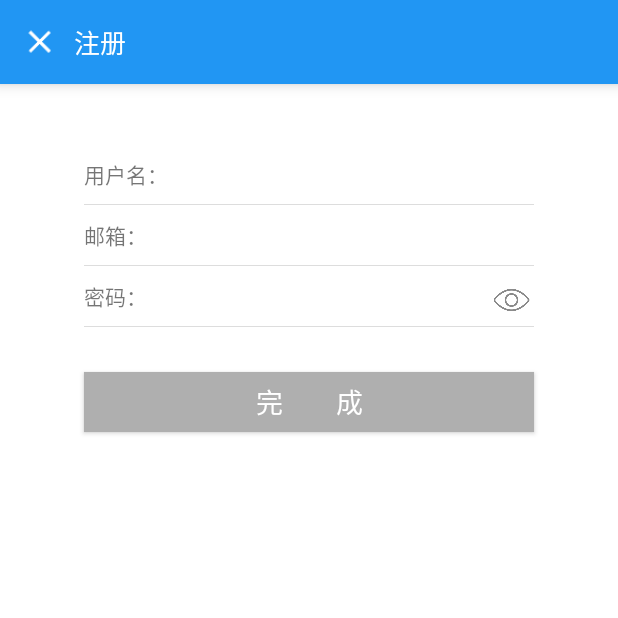
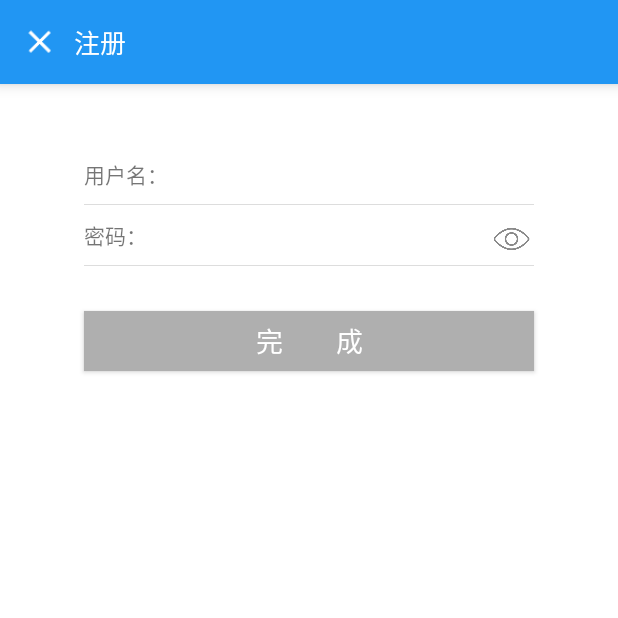
Before and after one commit to CecilJxSu/Online-Course-Android, an Android app: the RegisterActivity screen opened directly, with no data from a screen before it, on a phone screen of 412 x 824 dp, the top half of it. Run offline under Robolectric (Android 15) with nearby library versions, the phone set to English and light mode, and no system bars; our stand-ins replace ButterKnife, Dagger/Hilt's generated code; libraries missing offline, so code that uses them is left out: rx.android.schedulers, rx.schedulers, rx.subscriptions.

Commit message:
Add register user.

```diff
--- a/data/src/main/java/cn/canlnac/onlinecourse/data/net/RestApi.java
+++ b/data/src/main/java/cn/canlnac/onlinecourse/data/net/RestApi.java
@@ -15,5 +15,5 @@ public interface RestApi {
     /** 用户 */
     String API_USER = API_BASE_URL + "user";
 
-    Observable<RegisterEntity> register(String username, String password, String email);
+    Observable<RegisterEntity> register(String username, String password);
 }
--- a/data/src/main/java/cn/canlnac/onlinecourse/data/repository/RegisterDataRepository.java
+++ b/data/src/main/java/cn/canlnac/onlinecourse/data/repository/RegisterDataRepository.java
@@ -3,14 +3,12 @@ package cn.canlnac.onlinecourse.data.repository;
 import javax.inject.Inject;
 import javax.inject.Singleton;
 
-import cn.canlnac.onlinecourse.data.entity.RegisterEntity;
 import cn.canlnac.onlinecourse.data.entity.mapper.RegisterEntityDataMapper;
 import cn.canlnac.onlinecourse.data.repository.datasource.RegisterDataStore;
 import cn.canlnac.onlinecourse.data.repository.datasource.RegisterDataStoreFactory;
 import cn.canlnac.onlinecourse.domain.Register;
 import cn.canlnac.onlinecourse.domain.repository.RegisterRepository;
 import rx.Observable;
-import rx.functions.Action1;
 
 /**
  * 用户数据接口，提供给domain调用.
@@ -30,8 +28,8 @@ public class RegisterDataRepository implements RegisterRepository {
     }
 
     @Override
-    public Observable<Register> register(String username, String password, String email) {
+    public Observable<Register> register(String username, String password) {
         final RegisterDataStore registerDataStore = this.registerDataStoreFactory.create();
-        return registerDataStore.register(username, password, email).map(registerEntityDataMapper::transform);
+        return registerDataStore.register(username, password).map(registerEntityDataMapper::transform);
     }
 }
--- a/data/src/main/java/cn/canlnac/onlinecourse/data/repository/datasource/CloudRegisterDataStore.java
+++ b/data/src/main/java/cn/canlnac/onlinecourse/data/repository/datasource/CloudRegisterDataStore.java
@@ -23,11 +23,10 @@ public class CloudRegisterDataStore implements RegisterDataStore {
      * 用户注册
      * @param username  用户名
      * @param password  密码
-     * @param email     邮箱
      * @return
      */
     @Override
-    public Observable<RegisterEntity> register(String username, String password, String email) {
-        return this.restApi.register(username, password, email);
+    public Observable<RegisterEntity> register(String username, String password) {
+        return this.restApi.register(username, password);
     }
 }
--- a/data/src/main/java/cn/canlnac/onlinecourse/data/repository/datasource/RegisterDataStore.java
+++ b/data/src/main/java/cn/canlnac/onlinecourse/data/repository/datasource/RegisterDataStore.java
@@ -12,8 +12,7 @@ public interface RegisterDataStore {
      * 用户注册
      * @param username  用户名
      * @param password  密码
-     * @param email     邮箱
      * @return
      */
-    Observable<RegisterEntity> register(String username, String password, String email);
+    Observable<RegisterEntity> register(String username, String password);
 }
--- a/domain/src/main/java/cn/canlnac/onlinecourse/domain/interactor/RegisterUseCase.java
+++ b/domain/src/main/java/cn/canlnac/onlinecourse/domain/interactor/RegisterUseCase.java
@@ -15,7 +15,6 @@ public class RegisterUseCase extends UseCase {
 
     private final String username;
     private final String password;
-    private final String email;
 
     private final RegisterRepository registerRepository;
 
@@ -23,7 +22,6 @@ public class RegisterUseCase extends UseCase {
     public RegisterUseCase(
             String username,
             String password,
-            String email,
             RegisterRepository registerRepository,
             ThreadExecutor threadExecutor,
             PostExecutionThread postExecutionThread
@@ -32,12 +30,11 @@ public class RegisterUseCase extends UseCase {
 
         this.username = username;
         this.password = password;
-        this.email = email;
         this.registerRepository = registerRepository;
     }
 
     @Override
     protected Observable buildUseCaseObservable() {
-        return this.registerRepository.register(username, password, email);
+        return this.registerRepository.register(username, password);
     }
 }
--- a/domain/src/main/java/cn/canlnac/onlinecourse/domain/repository/RegisterRepository.java
+++ b/domain/src/main/java/cn/canlnac/onlinecourse/domain/repository/RegisterRepository.java
@@ -11,8 +11,7 @@ public interface RegisterRepository {
      * 用户注册
      * @param username  用户名
      * @param password  密码
-     * @param email     邮箱
      * @return
      */
-    Observable<Register> register(String username, String password, String email);
+    Observable<Register> register(String username, String password);
 }
--- a/presentation/src/main/java/cn/canlnac/onlinecourse/presentation/internal/di/components/ApplicationComponent.java
+++ b/presentation/src/main/java/cn/canlnac/onlinecourse/presentation/internal/di/components/ApplicationComponent.java
@@ -6,6 +6,7 @@ import javax.inject.Singleton;
 
 import cn.canlnac.onlinecourse.domain.executor.PostExecutionThread;
 import cn.canlnac.onlinecourse.domain.executor.ThreadExecutor;
+import cn.canlnac.onlinecourse.domain.repository.RegisterRepository;
 import cn.canlnac.onlinecourse.presentation.internal.di.modules.ApplicationModule;
 import cn.canlnac.onlinecourse.presentation.ui.activity.BaseActivity;
 import dagger.Component;
@@ -21,4 +22,5 @@ public interface ApplicationComponent {
     Context context();
     ThreadExecutor threadExecutor();
     PostExecutionThread postExecutionThread();
+    RegisterRepository registerRepository();
 }
--- a/presentation/src/main/java/cn/canlnac/onlinecourse/presentation/internal/di/modules/ApplicationModule.java
+++ b/presentation/src/main/java/cn/canlnac/onlinecourse/presentation/internal/di/modules/ApplicationModule.java
@@ -5,8 +5,12 @@ import android.content.Context;
 import javax.inject.Singleton;
 
 import cn.canlnac.onlinecourse.data.executor.JobExecutor;
+import cn.canlnac.onlinecourse.data.repository.RegisterDataRepository;
 import cn.canlnac.onlinecourse.domain.executor.PostExecutionThread;
 import cn.canlnac.onlinecourse.domain.executor.ThreadExecutor;
+import cn.canlnac.onlinecourse.domain.interactor.RegisterUseCase;
+import cn.canlnac.onlinecourse.domain.interactor.UseCase;
+import cn.canlnac.onlinecourse.domain.repository.RegisterRepository;
 import cn.canlnac.onlinecourse.presentation.AndroidApplication;
 import cn.canlnac.onlinecourse.presentation.UIThread;
 import dagger.Module;
@@ -41,4 +45,10 @@ public class ApplicationModule {
     PostExecutionThread providePostExecutionThread(UIThread uiThread) {
         return uiThread;
     }
+
+    @Provides
+    @Singleton
+    RegisterRepository provideRegisterRepository(RegisterDataRepository registerDataRepository) {
+        return registerDataRepository;
+    }
 }
--- a/presentation/src/main/java/cn/canlnac/onlinecourse/presentation/internal/di/modules/RegisterModule.java
+++ b/presentation/src/main/java/cn/canlnac/onlinecourse/presentation/internal/di/modules/RegisterModule.java
@@ -16,16 +16,14 @@ import dagger.Provides;
 public class RegisterModule {
     private final String username;
     private final String password;
-    private final String email;
 
-    public RegisterModule(String username, String password, String email) {
+    public RegisterModule(String username, String password) {
         this.username = username;
         this.password = password;
-        this.email = email;
     }
 
     @Provides @PerActivity UseCase provideRegisterUseCase(RegisterRepository registerRepository, ThreadExecutor threadExecutor,
                                    PostExecutionThread postExecutionThread){
-        return new RegisterUseCase(username, password, email, registerRepository, threadExecutor, postExecutionThread);
+        return new RegisterUseCase(username, password, registerRepository, threadExecutor, postExecutionThread);
     }
 }
--- a/presentation/src/main/java/cn/canlnac/onlinecourse/presentation/presenter/RegisterPresenter.java
+++ b/presentation/src/main/java/cn/canlnac/onlinecourse/presentation/presenter/RegisterPresenter.java
@@ -9,7 +9,7 @@ import cn.canlnac.onlinecourse.domain.Register;
 import cn.canlnac.onlinecourse.domain.interactor.DefaultSubscriber;
 import cn.canlnac.onlinecourse.domain.interactor.UseCase;
 import cn.canlnac.onlinecourse.presentation.mapper.RegisterModelDataMapper;
-import cn.canlnac.onlinecourse.presentation.ui.fragment.RegisterFragment;
+import cn.canlnac.onlinecourse.presentation.ui.activity.RegisterActivity;
 
 /**
  * 注册Presenter.
@@ -17,7 +17,7 @@ import cn.canlnac.onlinecourse.presentation.ui.fragment.RegisterFragment;
 
 public class RegisterPresenter implements Presenter {
 
-    RegisterFragment registerFragment;
+    RegisterActivity registerActivity;
 
     private final UseCase registerUseCase;
     private final RegisterModelDataMapper registerModelDataMapper;
@@ -28,8 +28,8 @@ public class RegisterPresenter implements Presenter {
         this.registerModelDataMapper = registerModelDataMapper;
     }
 
-    public void setView(@NonNull RegisterFragment registerFragment) {
-        this.registerFragment = registerFragment;
+    public void setView(@NonNull RegisterActivity registerActivity) {
+        this.registerActivity = registerActivity;
     }
 
     public void initialize() {
@@ -54,20 +54,32 @@ public class RegisterPresenter implements Presenter {
     private final class RegisterSubscriber extends DefaultSubscriber<Register> {
         @Override
         public void onCompleted() {
-            super.onCompleted();
         }
 
         @Override
         public void onError(Throwable e) {
-            switch (((ResponseStatusException)e).code) {
-
+            if (e instanceof ResponseStatusException) {
+                switch (((ResponseStatusException)e).code) {
+                    case 400:
+                        RegisterPresenter.this.registerActivity.showToastMessage("参数错误！");
+                        break;
+                    case 404:
+                        RegisterPresenter.this.registerActivity.showToastMessage("资源不存在！");
+                        break;
+                    case 409:
+                        RegisterPresenter.this.registerActivity.showToastMessage("用户名已被注册！");
+                        break;
+                    default:
+                        RegisterPresenter.this.registerActivity.showToastMessage("服务器错误！");
+                }
+            } else {
+                RegisterPresenter.this.registerActivity.showToastMessage("网络连接错误！");
             }
-            RegisterPresenter.this.registerFragment.showError("");
         }
 
         @Override
         public void onNext(Register register) {
-            RegisterPresenter.this.registerFragment.showError("注册成功");
+            RegisterPresenter.this.registerActivity.showToastMessage("注册成功");
         }
     }
 }
--- a/presentation/src/main/java/cn/canlnac/onlinecourse/presentation/ui/activity/RegisterActivity.java
+++ b/presentation/src/main/java/cn/canlnac/onlinecourse/presentation/ui/activity/RegisterActivity.java
@@ -8,6 +8,9 @@ import android.view.View;
 import android.widget.Button;
 import android.widget.EditText;
 import android.widget.ImageView;
+import android.widget.Toast;
+
+import javax.inject.Inject;
 
 import butterknife.BindView;
 import butterknife.ButterKnife;
@@ -18,7 +21,7 @@ import cn.canlnac.onlinecourse.presentation.internal.di.HasComponent;
 import cn.canlnac.onlinecourse.presentation.internal.di.components.DaggerRegisterComponent;
 import cn.canlnac.onlinecourse.presentation.internal.di.components.RegisterComponent;
 import cn.canlnac.onlinecourse.presentation.internal.di.modules.RegisterModule;
-import cn.canlnac.onlinecourse.presentation.ui.fragment.RegisterFragment;
+import cn.canlnac.onlinecourse.presentation.presenter.RegisterPresenter;
 
 /**
  * 注册页面.
@@ -29,8 +32,6 @@ public class RegisterActivity extends BaseActivity implements HasComponent<Regis
     Button closeButton;
     @BindView(R.id.register_username)
     EditText username;
-    @BindView(R.id.register_email)
-    EditText email;
     @BindView(R.id.register_password)
     EditText password;
     @BindView(R.id.register_done)
@@ -44,6 +45,9 @@ public class RegisterActivity extends BaseActivity implements HasComponent<Regis
     private final PasswordTransformationMethod invisible = PasswordTransformationMethod.getInstance();
 
     private RegisterComponent registerComponent;
+
+    @Inject
+    RegisterPresenter registerPresenter;
 
     @Override
     public RegisterComponent getComponent() {
@@ -59,18 +63,13 @@ public class RegisterActivity extends BaseActivity implements HasComponent<Regis
 
         //设置密码不可见
         password.setTransformationMethod(invisible);
-
-        this.initializeInjector();
-        if (savedInstanceState == null) {
-            addFragment(R.id.register_frame_container, new RegisterFragment());
-        }
     }
 
     private void initializeInjector() {
         this.registerComponent = DaggerRegisterComponent.builder()
                 .applicationComponent(getApplicationComponent())
                 .activityModule(getActivityModule())
-                .registerModule(new RegisterModule(username.getText().toString(), password.getText().toString(), email.getText().toString()))
+                .registerModule(new RegisterModule(username.getText().toString(), password.getText().toString()))
                 .build();
     }
 
@@ -107,9 +106,9 @@ public class RegisterActivity extends BaseActivity implements HasComponent<Regis
      * @param before
      * @param count
      */
-    @OnTextChanged({R.id.register_username,R.id.register_email,R.id.register_password})
+    @OnTextChanged({R.id.register_username,R.id.register_password})
     public void onTextChange(CharSequence s, int start, int before, int count) {
-        if (username.getText().length() > 0 && password.getText().length() > 0 && email.getText().length() >0) {
+        if (username.getText().length() > 0 && password.getText().length() > 0) {
             done.setBackgroundColor(Color.parseColor("#2196F3"));
             canSubmit = true;
         } else {
@@ -125,7 +124,25 @@ public class RegisterActivity extends BaseActivity implements HasComponent<Regis
     @OnClick(R.id.register_done)
     public void onClickDone(View v) {
         if (canSubmit) {
+            this.initializeInjector();
+            this.getComponent(RegisterComponent.class).inject(this);
 
+            this.registerPresenter.setView(this);
+
+            this.registerPresenter.initialize();
         }
     }
+
+    /**
+     * 显示消息
+     * @param message   消息
+     */
+    public void showToastMessage(String message) {
+        Toast.makeText(this, message, Toast.LENGTH_SHORT).show();
+    }
+
+    @SuppressWarnings("unchecked")
+    protected <C> C getComponent(Class<C> componentType) {
+        return componentType.cast(((HasComponent<C>) this).getComponent());
+    }
 }
--- a/presentation/src/main/java/cn/canlnac/onlinecourse/presentation/ui/fragment/RegisterFragment.java
+++ /dev/null
@@ -1,18 +0,0 @@
-package cn.canlnac.onlinecourse.presentation.ui.fragment;
-
-import javax.inject.Inject;
-
-import cn.canlnac.onlinecourse.presentation.presenter.RegisterPresenter;
-
-/**
- * 注册fragment.
- */
-
-public class RegisterFragment extends BaseFragment {
-    @Inject
-    RegisterPresenter registerPresenter;
-
-    public void showError(String message) {
-        this.showToastMessage(message);
-    }
-}
--- a/presentation/src/main/res/layout/register.xml
+++ b/presentation/src/main/res/layout/register.xml
@@ -64,30 +64,6 @@
             android:layout_width="300dp"
             android:layout_height="1px"
             android:background="#dddddd" />
-        <LinearLayout
-            android:layout_width="300dp"
-            android:layout_height="40dp"
-            android:orientation="horizontal"
-            android:paddingTop="5dp"
-            android:paddingBottom="5dp" >
-            <TextView
-                android:layout_width="wrap_content"
-                android:layout_height="match_parent"
-                android:gravity="center_vertical"
-                android:text="邮箱：" />
-
-            <EditText
-                android:id="@+id/register_email"
-                android:layout_width="match_parent"
-                android:layout_height="wrap_content"
-                android:inputType="textEmailAddress"
-                android:background="@null"
-                android:textColor="#666666"/>
-        </LinearLayout>
-        <View
-            android:layout_width="300dp"
-            android:layout_height="1px"
-            android:background="#dddddd" />
         <RelativeLayout
             android:layout_width="300dp"
             android:layout_height="40dp"
```
Also changed, not shown: data/src/main/java/cn/canlnac/onlinecourse/data/net/RestApiImpl.java (+33 -18 lines), presentation/src/main/java/cn/canlnac/onlinecourse/presentation/ui/fragment/BaseFragment.java (deleted, +0 -32 lines), 1 other file.
